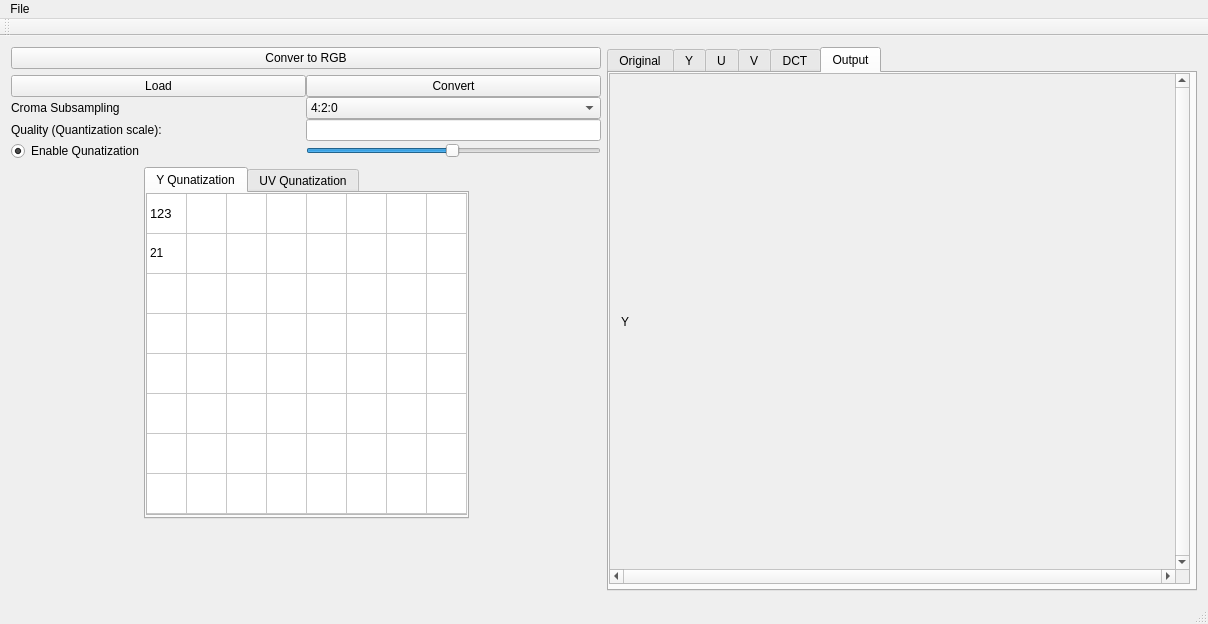
Before: the Qt Designer form assignment_2/CMPT365A2/mainwindow.ui in rafidashab/cmpt-365, drawn with Qt 5.
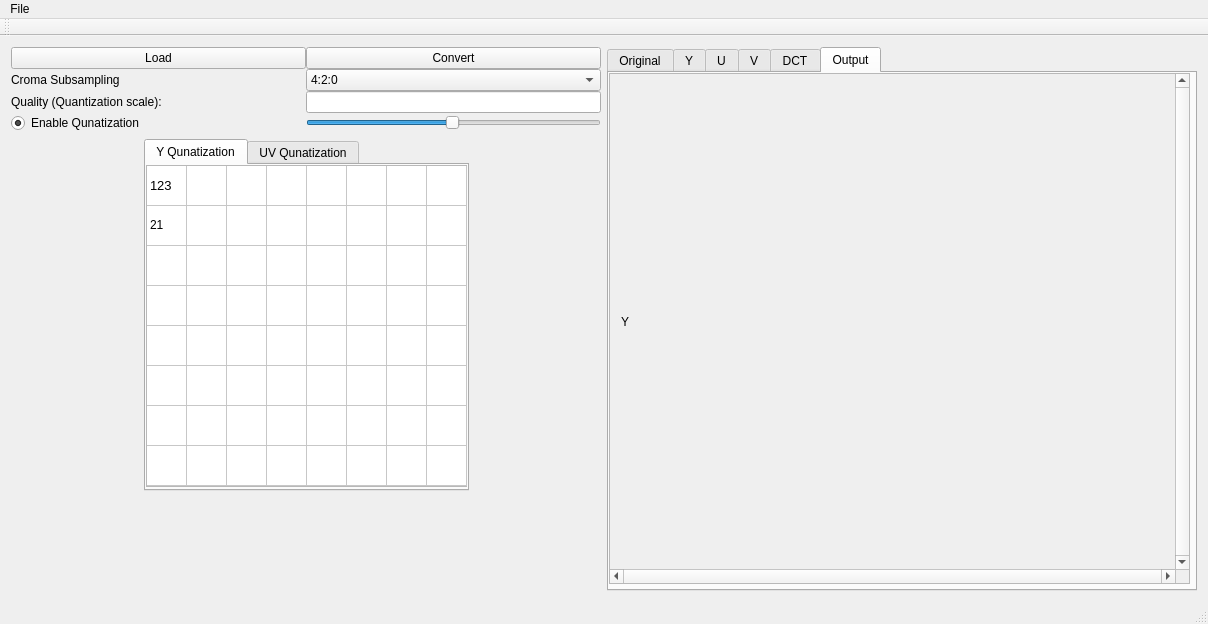
After: the same form once the commit is applied.

Commit message: remove rgb button and cleand up sdome things

```diff
--- a/assignment_2/CMPT365A2/mainwindow.ui
+++ b/assignment_2/CMPT365A2/mainwindow.ui
@@ -29,13 +29,6 @@
    <layout class="QGridLayout" name="gridLayout_2">
     <item row="1" column="0">
      <layout class="QVBoxLayout" name="verticalLayout">
-      <item>
-       <widget class="QPushButton" name="convert2rgb">
-        <property name="text">
-         <string>Conver to RGB</string>
-        </property>
-       </widget>
-      </item>
       <item>
        <layout class="QGridLayout" name="gridLayout">
         <property name="spacing">
```
Left out of the diff: 14 changed lines with no effect on the pictures. The commit also changes 5 other files.
